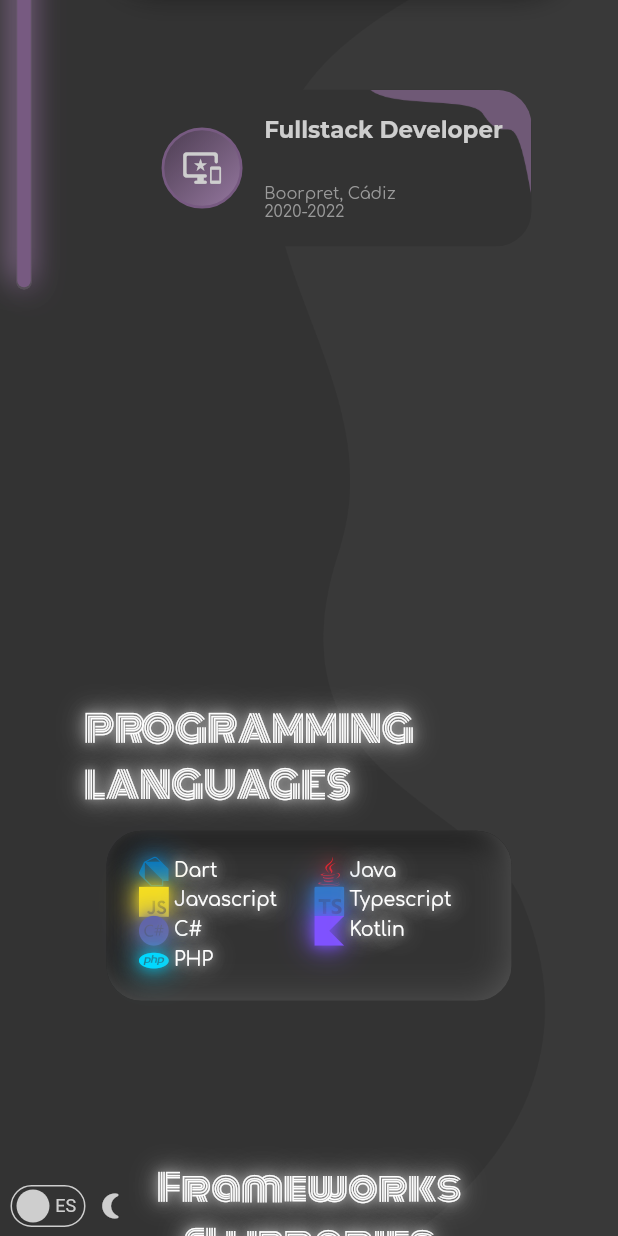
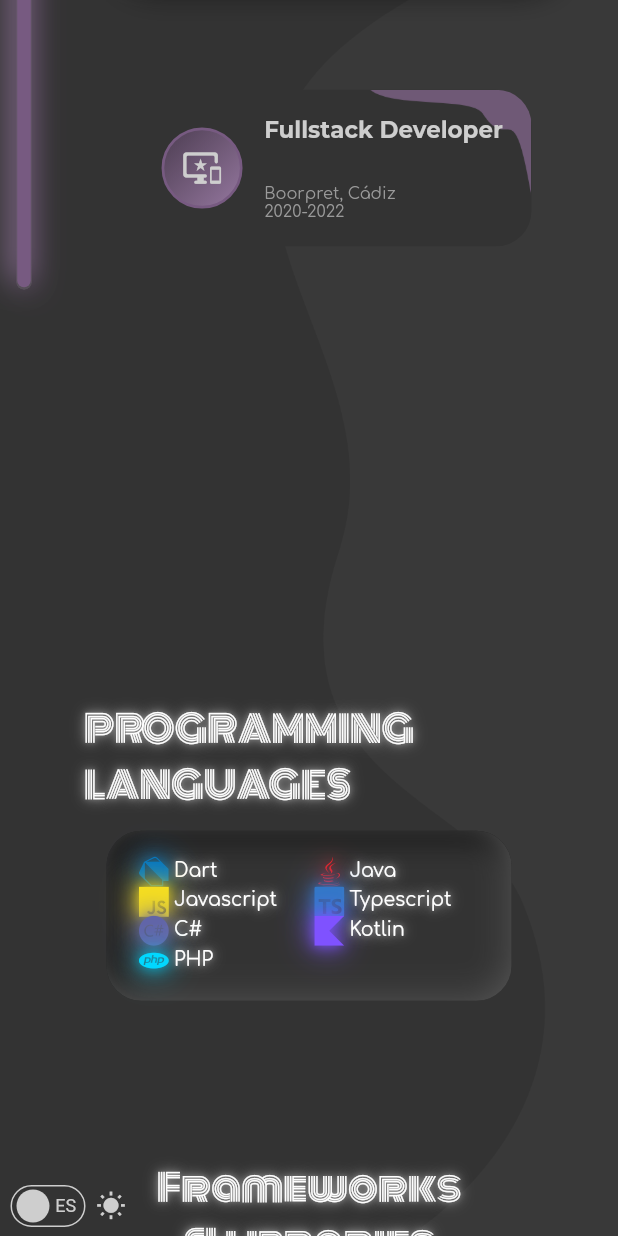
Before and after one commit to Ricardo-MT/personal, a Flutter app: the screen it shows after launch, scrolled down 2880 dp, after a tap on the "nightlight round" icon, on a phone screen of 412 x 824 dp. Run offline on Flutter 3.47's test engine with Material 2 defaults, Android fonts, the phone set to English and light mode, and no system bars; our stand-ins replace auto_size_text, flutter_inset_box_shadow, font_awesome_flutter, url_strategy; statements that could not run were skipped.

Commit message:
Setting theme

```diff
--- a/lib/main.dart
+++ b/lib/main.dart
@@ -1,13 +1,30 @@
 import 'package:flutter/cupertino.dart';
 import 'package:flutter/gestures.dart';
 import 'package:flutter/material.dart';
+import 'package:provider/provider.dart';
+import 'package:ricardomejiastravieso/utils/theme.dart';
 import 'package:ricardomejiastravieso/view/page/home.dart';
 import 'package:url_strategy/url_strategy.dart';
+
+import 'providers/theme_provider.dart';
 
 void main() {
   setPathUrlStrategy();
   WidgetsFlutterBinding.ensureInitialized();
-  runApp(const MyApp());
+  runApp(const MyProviders());
+}
+
+class MyProviders extends StatelessWidget {
+  const MyProviders({Key? key}) : super(key: key);
+  @override
+  Widget build(BuildContext context) {
+    return MultiProvider(
+      providers: [
+        ChangeNotifierProvider(create: (context) => ThemeProvider()),
+      ],
+      child: const MyApp(),
+    );
+  }
 }
 
 class MyApp extends StatelessWidget {
@@ -16,14 +33,22 @@ class MyApp extends StatelessWidget {
   @override
   Widget build(BuildContext context) {
     return MaterialApp(
-      title: 'Ricardo',
-      scrollBehavior: MyCustomScrollBehavior().copyWith(scrollbars: false),
-      debugShowCheckedModeBanner: false,
-      theme: ThemeData(
-        primarySwatch: Colors.blue,
-      ),
-      home: const HomePage(),
-    );
+        title: 'Ricardo',
+        scrollBehavior: MyCustomScrollBehavior().copyWith(scrollbars: false),
+        debugShowCheckedModeBanner: false,
+        theme: AppTheme.light,
+        darkTheme: AppTheme.dark,
+        themeMode: Provider.of<ThemeProvider>(context, listen: true).mode,
+        home: const HomePage(),
+        builder: (context, child) {
+          return Consumer<ThemeProvider>(
+            builder: (context, themeProvider, _) {
+              return Builder(builder: (context) {
+                return child ?? const SizedBox.shrink();
+              });
+            },
+          );
+        });
   }
 }
 
--- /dev/null
+++ b/lib/providers/theme_provider.dart
@@ -0,0 +1,14 @@
+import 'package:flutter/material.dart';
+
+class ThemeProvider extends ChangeNotifier {
+  late ThemeMode mode;
+
+  ThemeProvider() {
+    mode = TimeOfDay.now().hour > 18 ? ThemeMode.dark : ThemeMode.light;
+  }
+
+  void toggleThemeMode() {
+    mode = mode == ThemeMode.dark ? ThemeMode.light : ThemeMode.dark;
+    notifyListeners();
+  }
+}
--- /dev/null
+++ b/lib/utils/theme.dart
@@ -0,0 +1,54 @@
+import 'package:flutter/material.dart';
+
+class AppColors {
+  static Color whitePrimary = const Color(0xFFCECECE);
+  static Color whiteAccent = const Color(0xFF9A9A9A);
+}
+
+abstract class AppTheme {
+  static ThemeData get light {
+    return ThemeData(
+      backgroundColor: Colors.white,
+      scaffoldBackgroundColor: Colors.white,
+      brightness: Brightness.light,
+      primaryColor: AppColors.whitePrimary,
+      colorScheme: lightColorScheme,
+    );
+  }
+
+  static ThemeData get dark {
+    return ThemeData(
+      backgroundColor: Colors.white,
+      scaffoldBackgroundColor: AppColors.whitePrimary,
+      brightness: Brightness.dark,
+      primaryColor: AppColors.whitePrimary,
+      colorScheme: darkColorScheme,
+    );
+  }
+
+  static ColorScheme get lightColorScheme {
+    final ThemeData base = ThemeData.light();
+    return base.colorScheme.copyWith(
+      // primary: AppColors.AMARILLO,
+      // onPrimary: AppColors.NEGRO,
+      // secondary: AppColors.GRIS1,
+      // onSecondary: AppColors.NEGRO,
+      // error: AppColors.ERROR,
+      // tertiary: AppColors.GRIS2,
+      brightness: Brightness.light,
+    );
+  }
+
+  static ColorScheme get darkColorScheme {
+    final ThemeData base = ThemeData.dark();
+    return base.colorScheme.copyWith(
+      // primary: AppColors.NEGRO,
+      // onPrimary: AppColors.AMARILLO,
+      // secondary: AppColors.NEGRO,
+      // onSecondary: AppColors.GRIS1,
+      // error: AppColors.ERROR,
+      // tertiary: AppColors.GRIS2,
+      brightness: Brightness.dark,
+    );
+  }
+}
--- a/lib/utils/theming.dart
+++ /dev/null
@@ -1,6 +0,0 @@
-import 'package:flutter/material.dart';
-
-class AppColors {
-  static Color whitePrimary = const Color(0xFFCECECE);
-  static Color whiteAccent = const Color(0xFF9A9A9A);
-}
--- a/lib/view/page/sections/section_a.dart
+++ b/lib/view/page/sections/section_a.dart
@@ -1,6 +1,6 @@
 import 'package:auto_size_text/auto_size_text.dart';
 import 'package:flutter/material.dart';
-import 'package:ricardomejiastravieso/utils/theming.dart';
+import 'package:ricardomejiastravieso/utils/theme.dart';
 import 'package:ricardomejiastravieso/view/widgets/card.dart';
 
 class SectionZero extends StatelessWidget {
--- a/lib/view/page/sections/section_b.dart
+++ b/lib/view/page/sections/section_b.dart
@@ -1,7 +1,6 @@
 import 'dart:math';
-
 import 'package:flutter/material.dart';
-import 'package:ricardomejiastravieso/utils/theming.dart';
+import 'package:ricardomejiastravieso/utils/theme.dart';
 import 'package:ricardomejiastravieso/view/widgets/card.dart';
 
 class SecondSection extends StatefulWidget {
@@ -453,13 +452,6 @@ class _SecondSection extends State<SecondSection> {
     );
   }
 }
-
-final Shader linearGradient = const LinearGradient(
-  colors: <Color>[
-    Color.fromARGB(255, 150, 120, 160),
-    Color.fromARGB(255, 120, 89, 130)
-  ],
-).createShader(const Rect.fromLTWH(0.0, 0.0, 300.0, 60.0));
 
 class MuiTrayectoryCard extends StatelessWidget {
   const MuiTrayectoryCard({
--- a/lib/view/page/sections/section_c.dart
+++ b/lib/view/page/sections/section_c.dart
@@ -1,6 +1,6 @@
 import 'package:flutter/material.dart' hide BoxDecoration, BoxShadow;
 import 'package:font_awesome_flutter/font_awesome_flutter.dart';
-import 'package:ricardomejiastravieso/utils/theming.dart';
+import 'package:ricardomejiastravieso/utils/theme.dart';
 import 'package:ricardomejiastravieso/view/widgets/card.dart';
 import 'package:ricardomejiastravieso/view/widgets/custom_icons_icons.dart';
 
@@ -272,10 +272,10 @@ class MuiSkillItem extends StatelessWidget {
                         fontSize: isMobile ? 14 : 20,
                         fontFamily: "Comfortaa",
                         shadows: [
-                          for (int i = 1; i < 6; i++)
+                          for (int i = 1; i < 4; i++)
                             Shadow(
                                 color: AppColors.whiteAccent.withOpacity(0.8),
-                                blurRadius: (5 * i).toDouble())
+                                blurRadius: (4 * i).toDouble())
                         ],
                       ),
                     ),
@@ -300,7 +300,8 @@ class MuiSkillItem extends StatelessWidget {
                             color: skill.color?.withOpacity(0.6),
                             size: isMobile ? 20 : 28,
                             shadows: const [],
-                            )))),
+                          )),
+                    )),
                 SizedBox(
                   height: isMobile ? 22 : 32,
                   width: isMobile ? 100 : 136,
@@ -350,10 +351,10 @@ class MuiSectionTitle extends StatelessWidget {
             fontFamily: "Monoton",
             shadows: active
                 ? [
-                    for (int i = 1; i < 6; i++)
+                    for (int i = 1; i < 4; i++)
                       Shadow(
                           color: AppColors.whiteAccent.withOpacity(0.8),
-                          blurRadius: (5 * i).toDouble())
+                          blurRadius: (4 * i).toDouble())
                   ]
                 : []),
       ),
--- a/lib/view/page/sections/section_d.dart
+++ b/lib/view/page/sections/section_d.dart
@@ -1,7 +1,7 @@
 import 'dart:math';
 
 import 'package:flutter/material.dart';
-import 'package:ricardomejiastravieso/utils/theming.dart';
+import 'package:ricardomejiastravieso/utils/theme.dart';
 import 'package:ricardomejiastravieso/view/widgets/card.dart';
 
 class SectionFourth extends StatelessWidget {
@@ -172,8 +172,8 @@ class MobileItem extends StatelessWidget {
 
   Widget _buildTitleAndSubtitle() {
     return Positioned(
-      left: 20,
-      bottom: 20,
+      left: 12,
+      bottom: 15,
       child: Column(
         mainAxisSize: MainAxisSize.min,
         crossAxisAlignment: CrossAxisAlignment.start,
@@ -182,7 +182,7 @@ class MobileItem extends StatelessWidget {
             project.name,
             style: TextStyle(
               color: AppColors.whitePrimary,
-              fontSize: 18,
+              fontSize: 16,
               fontWeight: FontWeight.bold,
               fontFamily: "Montserrat",
             ),
--- a/lib/view/page/sections/section_e.dart
+++ b/lib/view/page/sections/section_e.dart
@@ -1,6 +1,6 @@
 import 'package:auto_size_text/auto_size_text.dart';
 import 'package:flutter/material.dart';
-import 'package:ricardomejiastravieso/utils/theming.dart';
+import 'package:ricardomejiastravieso/utils/theme.dart';
 
 class SectionFifth extends StatefulWidget {
   const SectionFifth({
--- a/lib/view/page/sections/section_f.dart
+++ b/lib/view/page/sections/section_f.dart
@@ -1,5 +1,5 @@
 import 'package:flutter/material.dart';
-import 'package:ricardomejiastravieso/utils/theming.dart';
+import 'package:ricardomejiastravieso/utils/theme.dart';
 import 'package:ricardomejiastravieso/view/widgets/animated_icon/animated_icon.dart';
 import 'package:ricardomejiastravieso/view/widgets/card.dart';
 
--- a/lib/view/page/sections/section_newmorphism.dart
+++ b/lib/view/page/sections/section_newmorphism.dart
@@ -1,5 +1,5 @@
 import 'package:flutter/material.dart' hide BoxDecoration, BoxShadow;
-import 'package:ricardomejiastravieso/utils/theming.dart';
+import 'package:ricardomejiastravieso/utils/theme.dart';
 import 'package:ricardomejiastravieso/view/widgets/card.dart';
 
 class SectionInitialNewmorphism extends StatelessWidget {
@@ -25,7 +25,7 @@ class SectionInitialNewmorphism extends StatelessWidget {
         children: [
           NameLayer(sectionH: sectionH, sectionW: sectionW),
           const Padding(
-            padding: EdgeInsets.all(12.0),
+            padding: EdgeInsets.all(30.0),
             child: ScaleInLayer(),
           ),
           ProfessionLayer(sectionH: sectionH, sectionW: sectionW),
--- a/lib/view/widgets/custom_cursor.dart
+++ b/lib/view/widgets/custom_cursor.dart
@@ -1,5 +1,5 @@
 import 'package:flutter/material.dart';
-import 'package:ricardomejiastravieso/utils/theming.dart';
+import 'package:ricardomejiastravieso/utils/theme.dart';
 
 class CustomCursorLayer extends StatefulWidget {
   const CustomCursorLayer({Key? key}) : super(key: key);
--- a/lib/view/widgets/switch.dart
+++ b/lib/view/widgets/switch.dart
@@ -1,43 +1,29 @@
 import 'package:flutter/material.dart';
-import 'package:ricardomejiastravieso/utils/theming.dart';
+import 'package:provider/provider.dart';
+import 'package:ricardomejiastravieso/providers/theme_provider.dart';
+import 'package:ricardomejiastravieso/utils/theme.dart';
 
-class MuiSwitchTheme extends StatefulWidget {
+class MuiSwitchTheme extends StatelessWidget {
   const MuiSwitchTheme({Key? key}) : super(key: key);
 
   @override
-  State<MuiSwitchTheme> createState() => _MuiSwitchTheme();
-}
-
-class _MuiSwitchTheme extends State<MuiSwitchTheme> {
-  late bool on;
-
-  @override
-  void initState() {
-    super.initState();
-    on = true;
-  }
-
-  void nextState() {
-    setState(() {
-      on = !on;
-    });
-  }
-
-  @override
   Widget build(BuildContext context) {
+    return Consumer<ThemeProvider>(
+      builder: (context, provider, child) {
+        double bottom = provider.mode == ThemeMode.dark ? 0 : -30;
         return SizedBox(
           height: 30,
           width: 30,
           child: MouseRegion(
             cursor: SystemMouseCursors.click,
             child: GestureDetector(
-          onTap: nextState,
+              onTap: provider.toggleThemeMode,
               child: Stack(
                 alignment: AlignmentDirectional.center,
                 children: [
                   AnimatedPositioned(
                     duration: const Duration(milliseconds: 200),
-                bottom: on ? 0 : -30,
+                    bottom: bottom,
                     child: SizedBox(
                       width: 30,
                       height: 60,
@@ -61,6 +47,8 @@ class _MuiSwitchTheme extends State<MuiSwitchTheme> {
               ),
             ),
           ),
+        );
+      },
     );
   }
 }
--- a/pubspec.yaml
+++ b/pubspec.yaml
@@ -13,6 +13,7 @@ dependencies:
   auto_size_text: ^3.0.0
   font_awesome_flutter: ^10.1.0
   flutter_inset_box_shadow: ^1.0.8
+  provider: ^6.0.2
   url_launcher: ^6.1.5
   url_strategy: ^0.2.0
 
```
Lines whose indentation alone changed are shown as unchanged.
